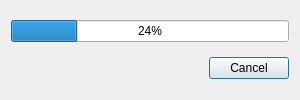
jacob-kamminga/AI-Sensus, file gui/designer/progress_bar.ui: the form before one commit.
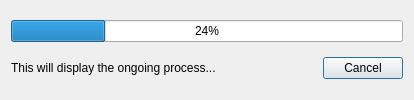
The form after the commit.

Commit message: Export dialog finalised

```diff
--- a/gui/designer/progress_bar.ui
+++ b/gui/designer/progress_bar.ui
@@ -6,7 +6,7 @@
    <rect>
     <x>0</x>
     <y>0</y>
-    <width>300</width>
+    <width>400</width>
     <height>100</height>
    </rect>
   </property>
@@ -14,7 +14,7 @@
    <string>Dialog</string>
   </property>
   <layout class="QGridLayout" name="gridLayout">
-   <item row="1" column="1">
+   <item row="1" column="2">
     <widget class="QPushButton" name="pushButton_cancel">
      <property name="sizePolicy">
       <sizepolicy hsizetype="Fixed" vsizetype="Fixed">
@@ -27,7 +27,7 @@
      </property>
     </widget>
    </item>
-   <item row="1" column="0">
+   <item row="1" column="1">
     <spacer name="horizontalSpacer">
      <property name="orientation">
       <enum>Qt::Horizontal</enum>
@@ -40,7 +40,38 @@
      </property>
     </spacer>
    </item>
-   <item row="0" column="0" colspan="2">
+   <item row="1" column="0">
+    <widget class="QLabel" name="processLabel">
+     <property name="sizePolicy">
+      <sizepolicy hsizetype="Preferred" vsizetype="Preferred">
+       <horstretch>0</horstretch>
+       <verstretch>0</verstretch>
+      </sizepolicy>
+     </property>
+     <property name="minimumSize">
+      <size>
+       <width>300</width>
+       <height>0</height>
+      </size>
+     </property>
+     <property name="maximumSize">
+      <size>
+       <width>300</width>
+       <height>16777215</height>
+      </size>
+     </property>
+     <property name="text">
+      <string>This will display the ongoing process...</string>
+     </property>
+     <property name="scaledContents">
+      <bool>false</bool>
+     </property>
+     <property name="wordWrap">
+      <bool>true</bool>
+     </property>
+    </widget>
+   </item>
+   <item row="0" column="0" colspan="3">
     <widget class="QProgressBar" name="progressBar">
      <property name="value">
       <number>24</number>
```
The commit also changes 5 other files.
